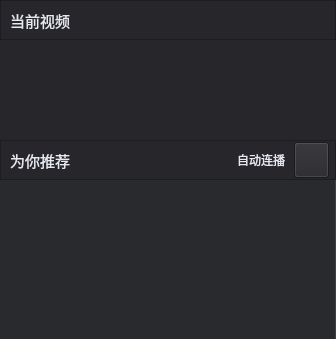
Before: the Qt Designer form VideoPlayer/videomodels/RecomVideoTab.ui in huizhang556/pc-video-player, drawn with Qt 5.
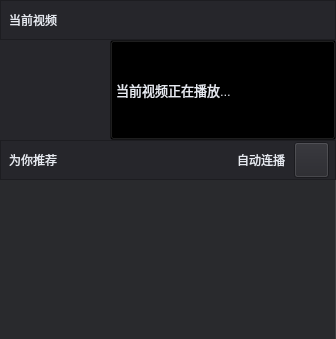
After: the same form once the commit is applied. Icons and pictures are not drawn.

```diff
--- a/VideoPlayer/videomodels/RecomVideoTab.ui
+++ b/VideoPlayer/videomodels/RecomVideoTab.ui
@@ -94,7 +94,7 @@
 {
 padding-left:5px;
 color:#e6e9f0;
-font-size:15px;
+font: 25 10pt &quot;Microsoft YaHei&quot;;
 }
 </string>
             </property>
@@ -138,6 +138,90 @@
        <property name="styleSheet">
         <string notr="true">background-color: #26262b;</string>
        </property>
+       <layout class="QVBoxLayout" name="verticalLayout_3">
+        <property name="spacing">
+         <number>0</number>
+        </property>
+        <property name="leftMargin">
+         <number>0</number>
+        </property>
+        <property name="topMargin">
+         <number>0</number>
+        </property>
+        <property name="rightMargin">
+         <number>0</number>
+        </property>
+        <property name="bottomMargin">
+         <number>0</number>
+        </property>
+        <item>
+         <layout class="QHBoxLayout" name="horizontalLayout_5">
+          <item>
+           <widget class="QLabel" name="label_currentPic">
+            <property name="minimumSize">
+             <size>
+              <width>110</width>
+              <height>100</height>
+             </size>
+            </property>
+            <property name="maximumSize">
+             <size>
+              <width>80</width>
+              <height>16777215</height>
+             </size>
+            </property>
+            <property name="styleSheet">
+             <string notr="true">border-image: url(:/images/bgpic/dieji3.png);</string>
+            </property>
+            <property name="text">
+             <string/>
+            </property>
+           </widget>
+          </item>
+          <item>
+           <widget class="QPushButton" name="pushButton_currentText">
+            <property name="minimumSize">
+             <size>
+              <width>140</width>
+              <height>100</height>
+             </size>
+            </property>
+            <property name="maximumSize">
+             <size>
+              <width>16777215</width>
+              <height>16777215</height>
+             </size>
+            </property>
+            <property name="styleSheet">
+             <string notr="true">#pushButton_currentText
+{
+font-size: 13px;
+color: #e6e9f0;
+text-align:left;
+padding-left: 5px;
+padding-right: 5px;
+background-color: transparent;
+}
+
+#pushButton_currentText:hover
+{
+color: #ff4335;
+text-decoration:underline;
+}
+
+#pushButton_currentText:checked
+{
+
+}</string>
+            </property>
+            <property name="text">
+             <string>当前视频正在播放...</string>
+            </property>
+           </widget>
+          </item>
+         </layout>
+        </item>
+       </layout>
       </widget>
      </item>
      <item>
@@ -194,7 +278,7 @@
 {
 padding-left:5px;
 color:#e6e9f0;
-font-size:15px;
+font: 25 10pt &quot;Microsoft YaHei&quot;;
 }
 </string>
             </property>
```
Left out of the diff: 7 changed lines with no effect on the pictures.
